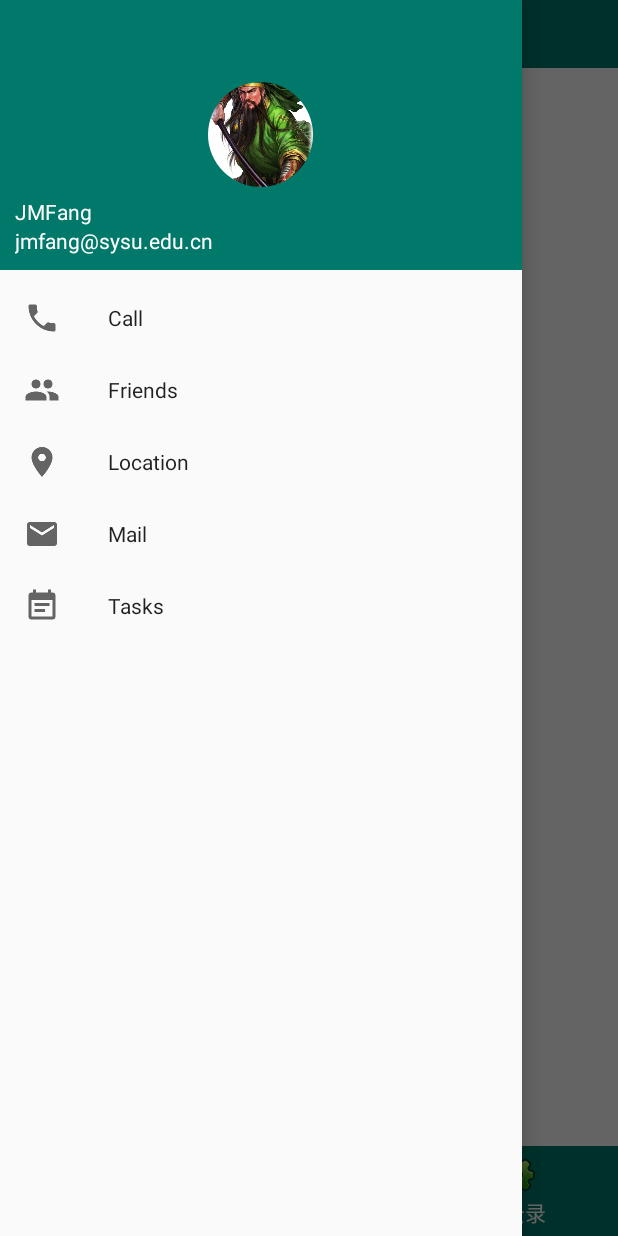
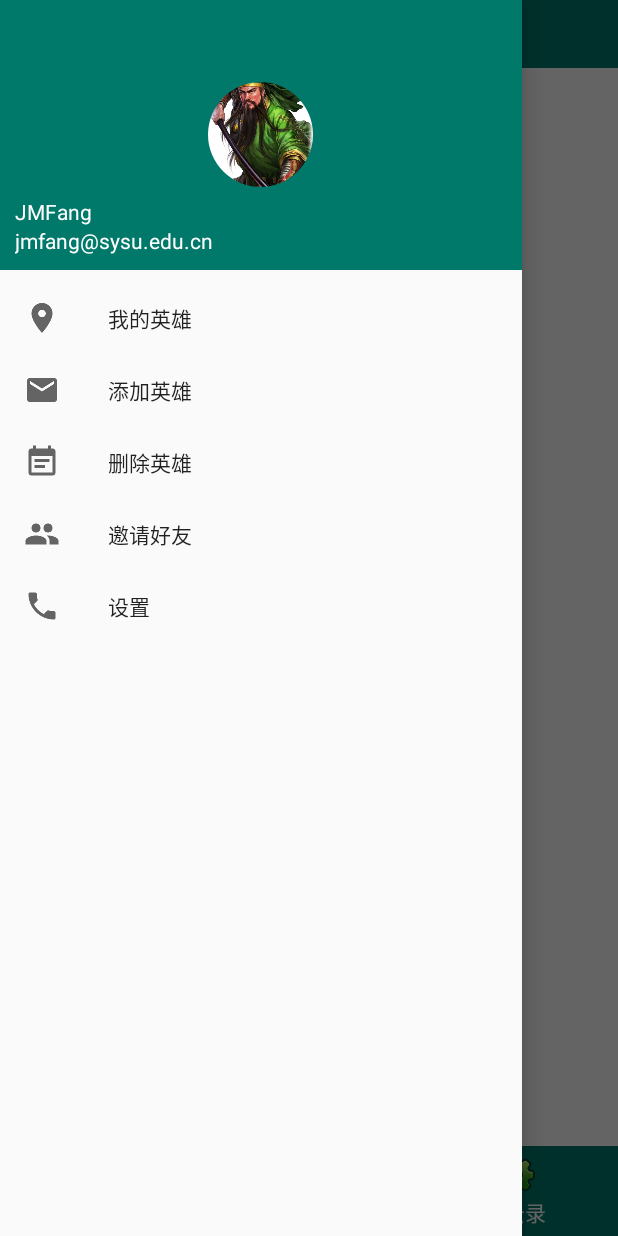
Before and after one commit to jmFang/ThreeKingdoms, an Android app: the screen it shows after launch (MainActivity), with the side drawer open, on a phone screen of 412 x 824 dp. Run offline under Robolectric (Android 15) with nearby library versions, the phone set to English and light mode, and no system bars; our stand-ins replace CircleImageView.

```diff
--- a/app/src/main/AndroidManifest.xml
+++ b/app/src/main/AndroidManifest.xml
@@ -17,6 +17,8 @@
                 <category android:name="android.intent.category.LAUNCHER" />
             </intent-filter>
         </activity>
+        <activity android:name=".activities.HeroDetailsActivity">
+        </activity>
     </application>
 
 </manifest>
--- a/app/src/main/res/menu/nav_menu.xml
+++ b/app/src/main/res/menu/nav_menu.xml
@@ -2,24 +2,24 @@
 <menu xmlns:android="http://schemas.android.com/apk/res/android">
     <group android:checkableBehavior="single">
         <item
-            android:id="@+id/nav_call"
+            android:id="@+id/my_hero"
+            android:icon="@mipmap/ic_location_on_black_48dp"
+            android:title="我的英雄"/>
+        <item
+            android:id="@+id/add_hero"
+            android:icon="@mipmap/ic_email_black_48dp"
+            android:title="添加英雄"/>
+        <item
+            android:id="@+id/del_hero"
+            android:icon="@mipmap/ic_event_note_black_48dp"
+            android:title="删除英雄"/>
+        <item
+            android:id="@+id/invite_hero"
+            android:icon="@mipmap/ic_people_black_48dp"
+            android:title="邀请好友"/>
+        <item
+            android:id="@+id/settings"
             android:icon="@mipmap/ic_call_black_48dp"
-            android:title="Call"/>
-        <item
-            android:id="@+id/nav_friends"
-            android:icon="@mipmap/ic_people_black_48dp"
-            android:title="Friends"/>
-        <item
-            android:id="@+id/nav_location"
-            android:icon="@mipmap/ic_location_on_black_48dp"
-            android:title="Location"/>
-        <item
-            android:id="@+id/nav_mail"
-            android:icon="@mipmap/ic_email_black_48dp"
-            android:title="Mail"/>
-        <item
-            android:id="@+id/nav_task"
-            android:icon="@mipmap/ic_event_note_black_48dp"
-            android:title="Tasks"/>
+            android:title="设置"/>
     </group>
 </menu>
```
Also changed, not shown: app/src/main/java/com/example/jiamoufang/threekingdoms/activities/HeroDetailsActivity.java (added, +72 -0 lines), app/src/main/java/com/example/jiamoufang/threekingdoms/adapter/HeroAdapter.java (+15 -1 lines), app/src/main/res/layout/hero_details.xml (added, +75 -0 lines).
